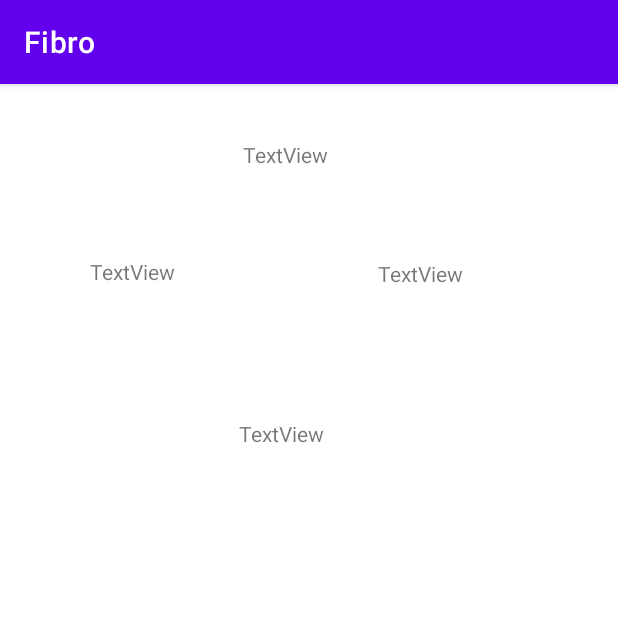
After one commit to tuoku/Fibro, an Android app: the DayDetailActivity screen opened directly, with no data from a screen before it, on a phone screen of 412 x 824 dp, the top half of it. The commit adds this screen. Run offline under Robolectric (Android 15) with nearby library versions, the phone set to English and light mode, and no system bars; libraries missing offline, so code that uses them is left out: com.jjoe64.graphview; 6 statements that could not run were skipped.

```diff
--- a/app/src/main/AndroidManifest.xml
+++ b/app/src/main/AndroidManifest.xml
@@ -16,6 +16,8 @@
         android:roundIcon="@mipmap/ic_launcher_round"
         android:supportsRtl="true"
         android:theme="@style/AppTheme">
+        <activity android:name=".DayDetailActivity"></activity>
+        <activity android:name=".GraphDetailActivity" />
         <activity android:name=".MoodDetails" />
         <activity android:name=".MoodSelector" />
         <activity android:name=".MainActivity">
--- a/app/src/main/java/com/example/fibro/Day.java
+++ b/app/src/main/java/com/example/fibro/Day.java
@@ -26,6 +26,6 @@ public class Day {
 
     @Override
     public String toString(){
-        return "Day date=" + date + ", mood=" + mood + ", details=" + details + ",pressure= " + pressure;
+        return date.toString();
     }
 }
--- /dev/null
+++ b/app/src/main/java/com/example/fibro/DayDetailActivity.java
@@ -0,0 +1,30 @@
+package com.example.fibro;
+
+import androidx.appcompat.app.AppCompatActivity;
+
+import android.os.Bundle;
+import android.widget.TextView;
+
+public class DayDetailActivity extends AppCompatActivity {
+TextView dayDateTv;
+TextView dayMoodTv;
+TextView dayDetailsTv;
+TextView weatherPressureTv;
+
+    @Override
+    protected void onCreate(Bundle savedInstanceState) {
+        super.onCreate(savedInstanceState);
+        setContentView(R.layout.activity_day_detail);
+        dayDateTv = findViewById(R.id.dayDateTv);
+        dayMoodTv = findViewById(R.id.dayMoodTv);
+        dayDetailsTv = findViewById(R.id.dayDetailsTv);
+        weatherPressureTv = findViewById(R.id.weatherPressureTv);
+        Bundle b = getIntent().getExtras();
+        int i = b.getInt("EXTRA", 0);
+
+        dayDateTv.setText(Days.getInstance().getDay(i).getDate().toString());
+        dayMoodTv.setText("Mood: " + String.valueOf(Days.getInstance().getDay(i).getMood()));
+        dayDetailsTv.setText(Days.getInstance().getDay(i).getDetails());
+        weatherPressureTv.setText("Pressure: " + String.valueOf(Days.getInstance().getDay(i).getPressure()));
+    }
+}
--- a/app/src/main/java/com/example/fibro/Days.java
+++ b/app/src/main/java/com/example/fibro/Days.java
@@ -87,6 +87,10 @@ public class Days {
         days.add(d);
     }
 
+    public Day getDay(int index){
+        return days.get(index);
+    }
+
     public Long getLowestX() {
         if(!(days.isEmpty())) {
             return days.get(0).getDate().getTime();
--- /dev/null
+++ b/app/src/main/res/layout/activity_day_detail.xml
@@ -0,0 +1,48 @@
+<?xml version="1.0" encoding="utf-8"?>
+<androidx.constraintlayout.widget.ConstraintLayout xmlns:android="http://schemas.android.com/apk/res/android"
+    xmlns:app="http://schemas.android.com/apk/res-auto"
+    xmlns:tools="http://schemas.android.com/tools"
+    android:layout_width="match_parent"
+    android:layout_height="match_parent"
+    tools:context=".DayDetailActivity">
+
+    <TextView
+        android:id="@+id/dayDateTv"
+        android:layout_width="wrap_content"
+        android:layout_height="wrap_content"
+        android:layout_marginStart="162dp"
+        android:layout_marginTop="37dp"
+        android:text="TextView"
+        app:layout_constraintStart_toStartOf="parent"
+        app:layout_constraintTop_toTopOf="parent" />
+
+    <TextView
+        android:id="@+id/dayMoodTv"
+        android:layout_width="wrap_content"
+        android:layout_height="wrap_content"
+        android:layout_marginStart="60dp"
+        android:layout_marginTop="115dp"
+        android:text="TextView"
+        app:layout_constraintStart_toStartOf="parent"
+        app:layout_constraintTop_toTopOf="parent" />
+
+    <TextView
+        android:id="@+id/weatherPressureTv"
+        android:layout_width="wrap_content"
+        android:layout_height="wrap_content"
+        android:layout_marginStart="33dp"
+        android:layout_marginTop="60dp"
+        android:text="TextView"
+        app:layout_constraintStart_toEndOf="@+id/dayDateTv"
+        app:layout_constraintTop_toBottomOf="@+id/dayDateTv" />
+
+    <TextView
+        android:id="@+id/dayDetailsTv"
+        android:layout_width="wrap_content"
+        android:layout_height="wrap_content"
+        android:layout_marginTop="87dp"
+        android:layout_marginEnd="36dp"
+        android:text="TextView"
+        app:layout_constraintEnd_toStartOf="@+id/weatherPressureTv"
+        app:layout_constraintTop_toBottomOf="@+id/weatherPressureTv" />
+</androidx.constraintlayout.widget.ConstraintLayout>
--- a/app/src/main/res/layout/activity_main.xml
+++ b/app/src/main/res/layout/activity_main.xml
@@ -102,6 +102,7 @@
                 android:layout_width="382dp"
                 android:layout_height="256dp"
                 android:layout_marginBottom="96dp"
+                android:onClick="graphPressed"
                 app:layout_constraintBottom_toBottomOf="parent" />
 
         </androidx.cardview.widget.CardView>
```
Also changed, not shown: app/src/main/java/com/example/fibro/GraphDetailActivity.java (added, +33 -0 lines), app/src/main/java/com/example/fibro/MainActivity.java (+4 -4 lines), app/src/main/res/layout/activity_graph_detail.xml (added, +15 -0 lines).
